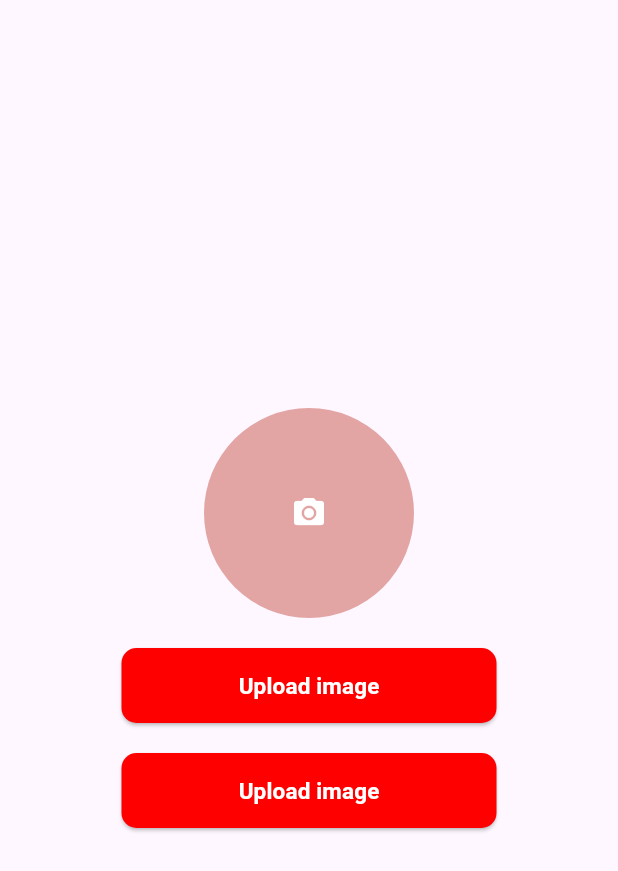
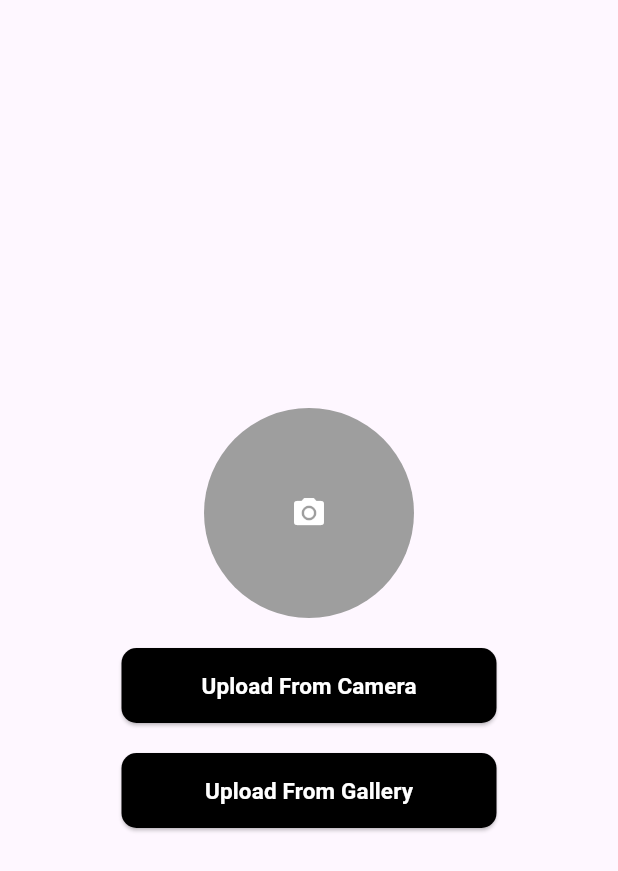
Before and after one commit to asmaayahya/Taskati, a Flutter app: the screen it shows after launch, on a phone screen of 412 x 824 dp. Shown: the top 871 px of the screen. Run offline on Flutter 3.47's test engine with Material 3 defaults, Android fonts, the phone set to English and light mode, and no system bars; our stand-ins replace lottie.

Commit message:
sec update

```diff
--- a/lib/core/components/custom_button.dart
+++ b/lib/core/components/custom_button.dart
@@ -5,8 +5,11 @@ import 'package:flutter_application_1/core/utils/colors.dart';
 import 'package:flutter_application_1/core/utils/text_style.dart';
 
 class customButton extends StatelessWidget {
-  const customButton({
+  String text;
+
+   customButton({
     super.key,
+    required this.text,
   });
 
   @override
@@ -15,7 +18,7 @@ class customButton extends StatelessWidget {
       width: 250,
       height: 50,
       child: ElevatedButton(
-        onPressed: (){} , child: Text("Upload image", style: getTitleTextStyle(color: AppColor.whitecolor, fontSize: 15),),
+        onPressed: (){} , child: Text(text, style: getTitleTextStyle(color: AppColor.whitecolor, fontSize: 15),),
         style: ElevatedButton.styleFrom(
           backgroundColor: AppColor.primaryColor,
           shape: RoundedRectangleBorder(
--- a/lib/core/utils/colors.dart
+++ b/lib/core/utils/colors.dart
@@ -4,8 +4,8 @@ import 'dart:ui';
 import 'package:flutter/material.dart';
 
 class AppColor{
- static Color primaryColor = Color(0xffff0000);
-  static Color secondaryColor = Color.fromARGB(255, 78, 47, 41);
+ static Color primaryColor = Colors.black;
+  static Color secondaryColor = Colors.grey;
    static Color whitecolor = Colors.white;
 
 }
--- a/lib/features/upload/upload_screen.dart
+++ b/lib/features/upload/upload_screen.dart
@@ -22,16 +22,16 @@ class _UploadScreenState extends State<UploadScreen> {
           crossAxisAlignment: CrossAxisAlignment.center,
           children: [
            CircleAvatar(
-             backgroundColor: const Color.fromARGB(255, 227, 164, 164),
+             backgroundColor:  Colors.grey,
              child: Icon(Icons.camera_alt, color: Colors.white,),
              radius: 70.0,
 
 
            ),
                 SizedBox(height: 20.0),
-            customButton(),
+            customButton(text: "Upload From Camera",),
             SizedBox(height: 20.0),
-            customButton(),
+            customButton(text: "Upload From Gallery",),
 
           ],
         )
```
